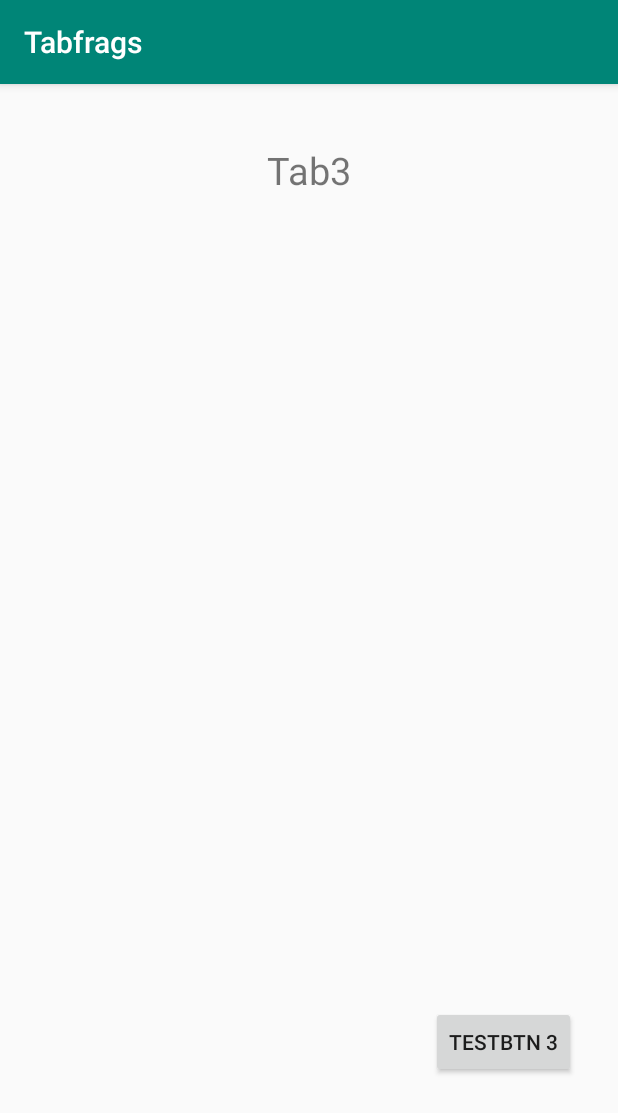
After one commit to BNorelden/Olympic-Management-System, an Android app: the fragment tab3Event shown on its own in the app's theme, on a phone screen of 412 x 824 dp. The commit adds this screen. Shown: the top 1113 px of the screen. Run offline under Robolectric (Android 15) with nearby library versions, the phone set to English and light mode, and no system bars.

Commit message:
stuff added
added 3rd tab for cermonies, also got the dynamic text and button but haven't tested them due to a problem that his risen because of nested collections.

```diff
--- a/ANDROID_STUFF/app/src/main/java/com/example/tabfrags/MainActivity.java
+++ b/ANDROID_STUFF/app/src/main/java/com/example/tabfrags/MainActivity.java
@@ -39,6 +39,7 @@ public class MainActivity extends AppCompatActivity {
         SectionsPageAdapter adapter = new SectionsPageAdapter(getSupportFragmentManager());
         adapter.addFragment(new tab1Event(), "Competitive Events");
         adapter.addFragment(new tab2Event(), "Ceremonies Events");
+        adapter.addFragment(new tab3Event(), "Autograph Sessions");
         viewPager.setAdapter(adapter);
     }
 
--- a/ANDROID_STUFF/app/src/main/java/com/example/tabfrags/POP.java
+++ b/ANDROID_STUFF/app/src/main/java/com/example/tabfrags/POP.java
@@ -60,7 +60,7 @@ public class POP extends Activity implements View.OnClickListener {
     public void onClick(View v){
 
         if (v.getId()==R.id.b2){
-            Intent intent = new Intent(POP.this, Main2Activity.class);
+            Intent intent = new Intent(POP.this, Main3Activity.class);
             startActivity(intent);
         }
 
--- /dev/null
+++ b/ANDROID_STUFF/app/src/main/java/com/example/tabfrags/tab3Event.java
@@ -0,0 +1,32 @@
+package com.example.tabfrags;
+import android.os.Bundle;
+import android.support.annotation.Nullable;
+import android.support.v4.app.Fragment;
+import android.view.LayoutInflater;
+import android.view.View;
+import android.view.ViewGroup;
+import android.widget.Button;
+import android.widget.Toast;
+
+public class tab3Event extends Fragment {
+
+    private static final String TAG = "Tab2Event";
+
+    private Button btnTEST;
+
+    @Nullable
+    @Override
+    public View onCreateView(LayoutInflater inflater, @Nullable ViewGroup container, @Nullable Bundle savedInstanceState) {
+        View view = inflater.inflate(R.layout.tab3event,container,false);
+        btnTEST = (Button) view.findViewById(R.id.btnTEST);
+
+        btnTEST.setOnClickListener(new View.OnClickListener() {
+            @Override
+            public void onClick(View view) {
+                Toast.makeText(getActivity(), "TESTING BUTTON CLICK 3",Toast.LENGTH_SHORT).show();
+            }
+        });
+
+        return view;
+    }
+}
--- a/ANDROID_STUFF/app/src/main/res/layout/tab1event.xml
+++ b/ANDROID_STUFF/app/src/main/res/layout/tab1event.xml
@@ -72,8 +72,8 @@
 
     <TextView
         android:id="@+id/tView3"
-        android:layout_width="360dp"
-        android:layout_height="59dp"
+        android:layout_width="399dp"
+        android:layout_height="206dp"
         android:layout_alignParentStart="true"
         android:layout_alignParentLeft="true"
         android:layout_alignParentTop="true"
--- /dev/null
+++ b/ANDROID_STUFF/app/src/main/res/layout/tab3event.xml
@@ -0,0 +1,29 @@
+<?xml version="1.0" encoding="utf-8"?>
+<RelativeLayout xmlns:android="http://schemas.android.com/apk/res/android"
+    xmlns:app="http://schemas.android.com/apk/res-auto"
+    android:orientation="vertical"
+    android:layout_width="match_parent"
+    android:layout_height="match_parent">
+
+    <TextView
+        android:layout_width="wrap_content"
+        android:layout_height="wrap_content"
+        android:layout_centerHorizontal="true"
+        android:textSize="25sp"
+        android:text="Tab3"
+        android:layout_marginTop="40dp"
+        android:id="@+id/textTab1"/>
+
+    <Button
+        android:id="@+id/btnTEST"
+        android:layout_width="wrap_content"
+        android:layout_height="wrap_content"
+        android:layout_alignParentEnd="true"
+        android:layout_alignParentRight="true"
+        android:layout_alignParentBottom="true"
+        android:layout_marginEnd="28dp"
+        android:layout_marginRight="28dp"
+        android:layout_marginBottom="105dp"
+        android:text="TESTBTN 3" />
+
+</RelativeLayout>
```
Also changed, not shown: ANDROID_STUFF/app/build.gradle (+7 -0 lines), ANDROID_STUFF/app/src/main/java/com/example/tabfrags/tab1Event.java (+85 -1 lines).
